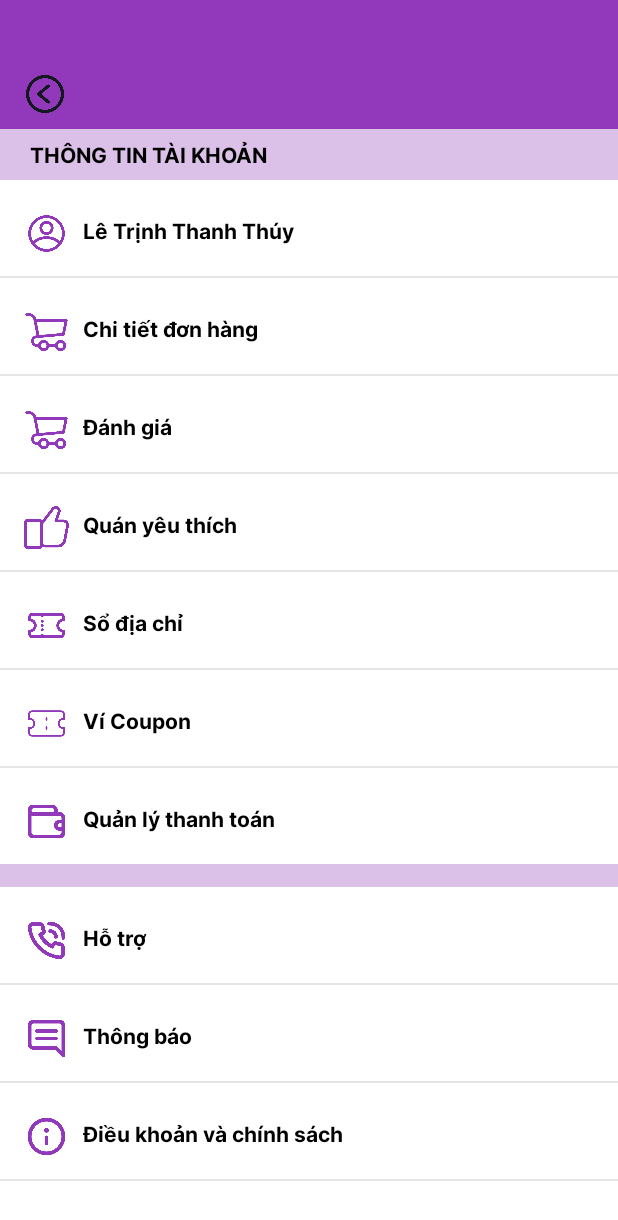
After one commit to thuyle-23/Fista-Food-Delivery, an Android app: the layout layout_account.xml on its own in the app's theme, with its tools: preview values and no code run, on a phone screen of 412 x 824 dp. The commit adds this screen. Shown: the top 1220 px of the screen. Run offline under Robolectric (Android 15) with nearby library versions, the phone set to English and light mode, and no system bars.

Commit message:
account layout update + optimize dashbord

```diff
--- a/app/src/main/java/com/example/fooddelivery/Image.java
+++ b/app/src/main/java/com/example/fooddelivery/Image.java
@@ -2,11 +2,9 @@ package com.example.fooddelivery;
 
 public class Image {
     private int image;
-
     public Image(int image){
         this.image = image;
     }
-
     public int getImage() {
         return image;
     }
--- /dev/null
+++ b/app/src/main/res/layout/layout_account.xml
@@ -0,0 +1,426 @@
+<?xml version="1.0" encoding="utf-8"?>
+<LinearLayout xmlns:android="http://schemas.android.com/apk/res/android"
+    xmlns:app="http://schemas.android.com/apk/res-auto"
+    xmlns:tools="http://schemas.android.com/tools"
+    android:layout_width="match_parent"
+    android:layout_height="match_parent"
+    android:orientation="vertical">
+
+    <androidx.constraintlayout.widget.ConstraintLayout
+        android:layout_width="match_parent"
+        android:layout_height="86dp"
+        android:background="@color/mainPurple">
+
+        <ImageView
+            android:id="@+id/imageView3"
+            android:layout_width="25dp"
+            android:layout_height="25dp"
+            android:layout_marginStart="17dp"
+            android:layout_marginTop="50dp"
+            app:layout_constraintStart_toStartOf="parent"
+            app:layout_constraintTop_toTopOf="parent"
+            app:srcCompat="@drawable/icon_back" />
+    </androidx.constraintlayout.widget.ConstraintLayout>
+
+    <androidx.constraintlayout.widget.ConstraintLayout
+        android:layout_width="match_parent"
+        android:layout_height="34dp"
+        android:background="#DBC0E8">
+
+        <TextView
+            android:id="@+id/textView3"
+            android:layout_width="wrap_content"
+            android:layout_height="wrap_content"
+            android:layout_marginStart="20dp"
+            android:layout_marginTop="8dp"
+            android:layout_marginBottom="8dp"
+            android:fontFamily="@font/inter_bold"
+            android:text="THÔNG TIN TÀI KHOẢN"
+            android:textColor="@color/black"
+            app:layout_constraintBottom_toBottomOf="parent"
+            app:layout_constraintStart_toStartOf="parent"
+            app:layout_constraintTop_toTopOf="parent" />
+    </androidx.constraintlayout.widget.ConstraintLayout>
+
+    <androidx.constraintlayout.widget.ConstraintLayout
+        android:layout_width="match_parent"
+        android:layout_height="wrap_content">
+
+        <ImageView
+            android:id="@+id/imageView8"
+            android:layout_width="30dp"
+            android:layout_height="30dp"
+            android:layout_marginStart="16dp"
+            android:layout_marginTop="19dp"
+            android:layout_marginBottom="12dp"
+            app:layout_constraintBottom_toBottomOf="parent"
+            app:layout_constraintStart_toStartOf="parent"
+            app:layout_constraintTop_toTopOf="parent"
+            app:srcCompat="@drawable/profile" />
+
+        <TextView
+            android:id="@+id/textView5"
+            android:layout_width="wrap_content"
+            android:layout_height="wrap_content"
+            android:layout_marginStart="55dp"
+            android:layout_marginTop="24dp"
+            android:layout_marginBottom="20dp"
+            android:fontFamily="@font/inter_bold"
+            android:text="Lê Trịnh Thanh Thúy"
+            android:textColor="@color/black"
+            app:layout_constraintBottom_toBottomOf="parent"
+            app:layout_constraintStart_toStartOf="parent"
+            app:layout_constraintTop_toTopOf="parent" />
+
+    </androidx.constraintlayout.widget.ConstraintLayout>
+
+    <androidx.constraintlayout.widget.ConstraintLayout
+        android:layout_width="match_parent"
+        android:layout_height="1dp"
+        android:background="#E5E5E5">
+
+    </androidx.constraintlayout.widget.ConstraintLayout>
+
+    <androidx.constraintlayout.widget.ConstraintLayout
+        android:layout_width="match_parent"
+        android:layout_height="wrap_content">
+
+        <ImageView
+            android:id="@+id/imageView10"
+            android:layout_width="30dp"
+            android:layout_height="30dp"
+            android:layout_marginStart="16dp"
+            android:layout_marginTop="19dp"
+            android:layout_marginBottom="12dp"
+            app:layout_constraintBottom_toBottomOf="parent"
+            app:layout_constraintStart_toStartOf="parent"
+            app:layout_constraintTop_toTopOf="parent"
+            app:srcCompat="@drawable/icon_cart" />
+
+        <TextView
+            android:id="@+id/textView6"
+            android:layout_width="wrap_content"
+            android:layout_height="wrap_content"
+            android:layout_marginStart="55dp"
+            android:layout_marginTop="24dp"
+            android:layout_marginBottom="20dp"
+            android:fontFamily="@font/inter_bold"
+            android:text="Chi tiết đơn hàng"
+            android:textColor="@color/black"
+            app:layout_constraintBottom_toBottomOf="parent"
+            app:layout_constraintStart_toStartOf="parent"
+            app:layout_constraintTop_toTopOf="parent" />
+    </androidx.constraintlayout.widget.ConstraintLayout>
+
+    <androidx.constraintlayout.widget.ConstraintLayout
+        android:layout_width="match_parent"
+        android:layout_height="1dp"
+        android:background="#E5E5E5">
+
+    </androidx.constraintlayout.widget.ConstraintLayout>
+
+    <androidx.constraintlayout.widget.ConstraintLayout
+        android:layout_width="match_parent"
+        android:layout_height="wrap_content">
+
+        <ImageView
+            android:id="@+id/imageView11"
+            android:layout_width="30dp"
+            android:layout_height="30dp"
+            android:layout_marginStart="16dp"
+            android:layout_marginTop="19dp"
+            android:layout_marginBottom="12dp"
+            app:layout_constraintBottom_toBottomOf="parent"
+            app:layout_constraintStart_toStartOf="parent"
+            app:layout_constraintTop_toTopOf="parent"
+            app:srcCompat="@drawable/icon_cart" />
+
+        <TextView
+            android:id="@+id/textView7"
+            android:layout_width="wrap_content"
+            android:layout_height="wrap_content"
+            android:layout_marginStart="55dp"
+            android:layout_marginTop="24dp"
+            android:layout_marginBottom="20dp"
+            android:fontFamily="@font/inter_bold"
+            android:text="Đánh giá"
+            android:textColor="@color/black"
+            app:layout_constraintBottom_toBottomOf="parent"
+            app:layout_constraintStart_toStartOf="parent"
+            app:layout_constraintTop_toTopOf="parent" />
+    </androidx.constraintlayout.widget.ConstraintLayout>
+
+    <androidx.constraintlayout.widget.ConstraintLayout
+        android:layout_width="match_parent"
+        android:layout_height="1dp"
+        android:background="#E5E5E5">
+
+    </androidx.constraintlayout.widget.ConstraintLayout>
+
+    <androidx.constraintlayout.widget.ConstraintLayout
+        android:layout_width="match_parent"
+        android:layout_height="wrap_content">
+
+        <ImageView
+            android:id="@+id/imageView12"
+            android:layout_width="30dp"
+            android:layout_height="30dp"
+            android:layout_marginStart="16dp"
+            android:layout_marginTop="19dp"
+            android:layout_marginBottom="12dp"
+            app:layout_constraintBottom_toBottomOf="parent"
+            app:layout_constraintStart_toStartOf="parent"
+            app:layout_constraintTop_toTopOf="parent"
+            app:srcCompat="@drawable/icon_like" />
+
+        <TextView
+            android:id="@+id/textView8"
+            android:layout_width="wrap_content"
+            android:layout_height="wrap_content"
+            android:layout_marginStart="55dp"
+            android:layout_marginTop="24dp"
+            android:layout_marginBottom="20dp"
+            android:fontFamily="@font/inter_bold"
+            android:text="Quán yêu thích"
+            android:textColor="@color/black"
+            app:layout_constraintBottom_toBottomOf="parent"
+            app:layout_constraintStart_toStartOf="parent"
+            app:layout_constraintTop_toTopOf="parent" />
+    </androidx.constraintlayout.widget.ConstraintLayout>
+
+    <androidx.constraintlayout.widget.ConstraintLayout
+        android:layout_width="match_parent"
+        android:layout_height="1dp"
+        android:background="#E5E5E5">
+
+    </androidx.constraintlayout.widget.ConstraintLayout>
+
+    <androidx.constraintlayout.widget.ConstraintLayout
+        android:layout_width="match_parent"
+        android:layout_height="wrap_content">
+
+        <ImageView
+            android:id="@+id/imageView13"
+            android:layout_width="30dp"
+            android:layout_height="30dp"
+            android:layout_marginStart="16dp"
+            android:layout_marginTop="19dp"
+            android:layout_marginBottom="12dp"
+            app:layout_constraintBottom_toBottomOf="parent"
+            app:layout_constraintStart_toStartOf="parent"
+            app:layout_constraintTop_toTopOf="parent"
+            app:srcCompat="@drawable/icon_couponwallet" />
+
+        <TextView
+            android:id="@+id/textView9"
+            android:layout_width="wrap_content"
+            android:layout_height="wrap_content"
+            android:layout_marginStart="55dp"
+            android:layout_marginTop="24dp"
+            android:layout_marginBottom="20dp"
+            android:fontFamily="@font/inter_bold"
+            android:text="Sổ địa chỉ"
+            android:textColor="@color/black"
+            app:layout_constraintBottom_toBottomOf="parent"
+            app:layout_constraintStart_toStartOf="parent"
+            app:layout_constraintTop_toTopOf="parent" />
+    </androidx.constraintlayout.widget.ConstraintLayout>
+
+    <androidx.constraintlayout.widget.ConstraintLayout
+        android:layout_width="match_parent"
+        android:layout_height="1dp"
+        android:background="#E5E5E5">
+
+    </androidx.constraintlayout.widget.ConstraintLayout>
+
+    <androidx.constraintlayout.widget.ConstraintLayout
+        android:layout_width="match_parent"
+        android:layout_height="wrap_content">
+
+        <ImageView
+            android:id="@+id/imageView14"
+            android:layout_width="30dp"
+            android:layout_height="30dp"
+            android:layout_marginStart="16dp"
+            android:layout_marginTop="19dp"
+            android:layout_marginBottom="12dp"
+            app:layout_constraintBottom_toBottomOf="parent"
+            app:layout_constraintStart_toStartOf="parent"
+            app:layout_constraintTop_toTopOf="parent"
+            app:srcCompat="@drawable/icon_voucher" />
+
+        <TextView
+            android:id="@+id/textView10"
+            android:layout_width="wrap_content"
+            android:layout_height="wrap_content"
+            android:layout_marginStart="55dp"
+            android:layout_marginTop="24dp"
+            android:layout_marginBottom="20dp"
+            android:fontFamily="@font/inter_bold"
+            android:text="Ví Coupon"
+            android:textColor="@color/black"
+            app:layout_constraintBottom_toBottomOf="parent"
+            app:layout_constraintStart_toStartOf="parent"
+            app:layout_constraintTop_toTopOf="parent" />
+    </androidx.constraintlayout.widget.ConstraintLayout>
+
+    <androidx.constraintlayout.widget.ConstraintLayout
+        android:layout_width="match_parent"
+        android:layout_height="1dp"
+        android:background="#E5E5E5">
+
+    </androidx.constraintlayout.widget.ConstraintLayout>
+
+    <androidx.constraintlayout.widget.ConstraintLayout
+        android:layout_width="match_parent"
+        android:layout_height="wrap_content">
+
+        <ImageView
+            android:id="@+id/imageView15"
+            android:layout_width="30dp"
+            android:layout_height="30dp"
+            android:layout_marginStart="16dp"
+            android:layout_marginTop="19dp"
+            android:layout_marginBottom="12dp"
+            app:layout_constraintBottom_toBottomOf="parent"
+            app:layout_constraintStart_toStartOf="parent"
+            app:layout_constraintTop_toTopOf="parent"
+            app:srcCompat="@drawable/icon_paymentmanagement" />
+
+        <TextView
+            android:id="@+id/textView11"
+            android:layout_width="wrap_content"
+            android:layout_height="wrap_content"
+            android:layout_marginStart="55dp"
+            android:layout_marginTop="24dp"
+            android:layout_marginBottom="20dp"
+            android:fontFamily="@font/inter_bold"
+            android:text="Quản lý thanh toán"
+            android:textColor="@color/black"
+            app:layout_constraintBottom_toBottomOf="parent"
+            app:layout_constraintStart_toStartOf="parent"
+            app:layout_constraintTop_toTopOf="parent" />
+    </androidx.constraintlayout.widget.ConstraintLayout>
+
+    <androidx.constraintlayout.widget.ConstraintLayout
+        android:layout_width="match_parent"
+        android:layout_height="15dp"
+        android:background="#DBC0E8">
+
+    </androidx.constraintlayout.widget.ConstraintLayout>
+
+    <androidx.constraintlayout.widget.ConstraintLayout
+        android:layout_width="match_parent"
+        android:layout_height="wrap_content">
+
+        <ImageView
+            android:id="@+id/imageView16"
+            android:layout_width="30dp"
+            android:layout_height="30dp"
+            android:layout_marginStart="16dp"
+            android:layout_marginTop="19dp"
+            android:layout_marginBottom="12dp"
+            app:layout_constraintBottom_toBottomOf="parent"
+            app:layout_constraintStart_toStartOf="parent"
+            app:layout_constraintTop_toTopOf="parent"
+            app:srcCompat="@drawable/icon_phonecall" />
+
+        <TextView
+            android:id="@+id/textView12"
+            android:layout_width="wrap_content"
+            android:layout_height="wrap_content"
+            android:layout_marginStart="55dp"
+            android:layout_marginTop="24dp"
+            android:layout_marginBottom="20dp"
+            android:fontFamily="@font/inter_bold"
+            android:text="Hỗ trợ"
+            android:textColor="@color/black"
+            app:layout_constraintBottom_toBottomOf="parent"
+            app:layout_constraintStart_toStartOf="parent"
+            app:layout_constraintTop_toTopOf="parent" />
+    </androidx.constraintlayout.widget.ConstraintLayout>
+
+    <androidx.constraintlayout.widget.ConstraintLayout
+        android:layout_width="match_parent"
+        android:layout_height="1dp"
+        android:background="#E5E5E5">
+
+    </androidx.constraintlayout.widget.ConstraintLayout>
+
+    <androidx.constraintlayout.widget.ConstraintLayout
+        android:layout_width="match_parent"
+        android:layout_height="wrap_content">
+
+        <ImageView
+            android:id="@+id/imageView17"
+            android:layout_width="30dp"
+            android:layout_height="30dp"
+            android:layout_marginStart="16dp"
+            android:layout_marginTop="19dp"
+            android:layout_marginBottom="12dp"
+            app:layout_constraintBottom_toBottomOf="parent"
+            app:layout_constraintStart_toStartOf="parent"
+            app:layout_constraintTop_toTopOf="parent"
+            app:srcCompat="@drawable/icon_leftfunctionbutton" />
+
+        <TextView
+            android:id="@+id/textView13"
+            android:layout_width="wrap_content"
+            android:layout_height="wrap_content"
+            android:layout_marginStart="55dp"
+            android:layout_marginTop="24dp"
+            android:layout_marginBottom="20dp"
+            android:fontFamily="@font/inter_bold"
+            android:text="Thông báo"
+            android:textColor="@color/black"
+            app:layout_constraintBottom_toBottomOf="parent"
+            app:layout_constraintStart_toStartOf="parent"
+            app:layout_constraintTop_toTopOf="parent" />
+    </androidx.constraintlayout.widget.ConstraintLayout>
+
+    <androidx.constraintlayout.widget.ConstraintLayout
+        android:layout_width="match_parent"
+        android:layout_height="1dp"
+        android:background="#E5E5E5">
+
+    </androidx.constraintlayout.widget.ConstraintLayout>
+
+    <androidx.constraintlayout.widget.ConstraintLayout
+        android:layout_width="match_parent"
+        android:layout_height="wrap_content">
+
+        <ImageView
+            android:id="@+id/imageView18"
+            android:layout_width="30dp"
+            android:layout_height="30dp"
+            android:layout_marginStart="16dp"
+            android:layout_marginTop="19dp"
+            android:layout_marginBottom="12dp"
+            app:layout_constraintBottom_toBottomOf="parent"
+            app:layout_constraintStart_toStartOf="parent"
+            app:layout_constraintTop_toTopOf="parent"
+            app:srcCompat="@drawable/icon_termsandpolicies" />
+
+        <TextView
+            android:id="@+id/textView14"
+            android:layout_width="wrap_content"
+            android:layout_height="wrap_content"
+            android:layout_marginStart="55dp"
+            android:layout_marginTop="24dp"
+            android:layout_marginBottom="20dp"
+            android:fontFamily="@font/inter_bold"
+            android:text="Điều khoản và chính sách"
+            android:textColor="@color/black"
+            app:layout_constraintBottom_toBottomOf="parent"
+            app:layout_constraintStart_toStartOf="parent"
+            app:layout_constraintTop_toTopOf="parent" />
+    </androidx.constraintlayout.widget.ConstraintLayout>
+
+    <androidx.constraintlayout.widget.ConstraintLayout
+        android:layout_width="match_parent"
+        android:layout_height="1dp"
+        android:background="#E5E5E5">
+
+    </androidx.constraintlayout.widget.ConstraintLayout>
+
+</LinearLayout>
```
Also changed, not shown: app/src/main/java/com/example/fooddelivery/AdapterFoodItem.java (+6 -6 lines), app/src/main/java/com/example/fooddelivery/DashboardActivity.java (+61 -59 lines), app/src/main/java/com/example/fooddelivery/FoodItem.java (+38 -40 lines), app/src/main/res/layout/test.xml (deleted, +0 -19 lines).
